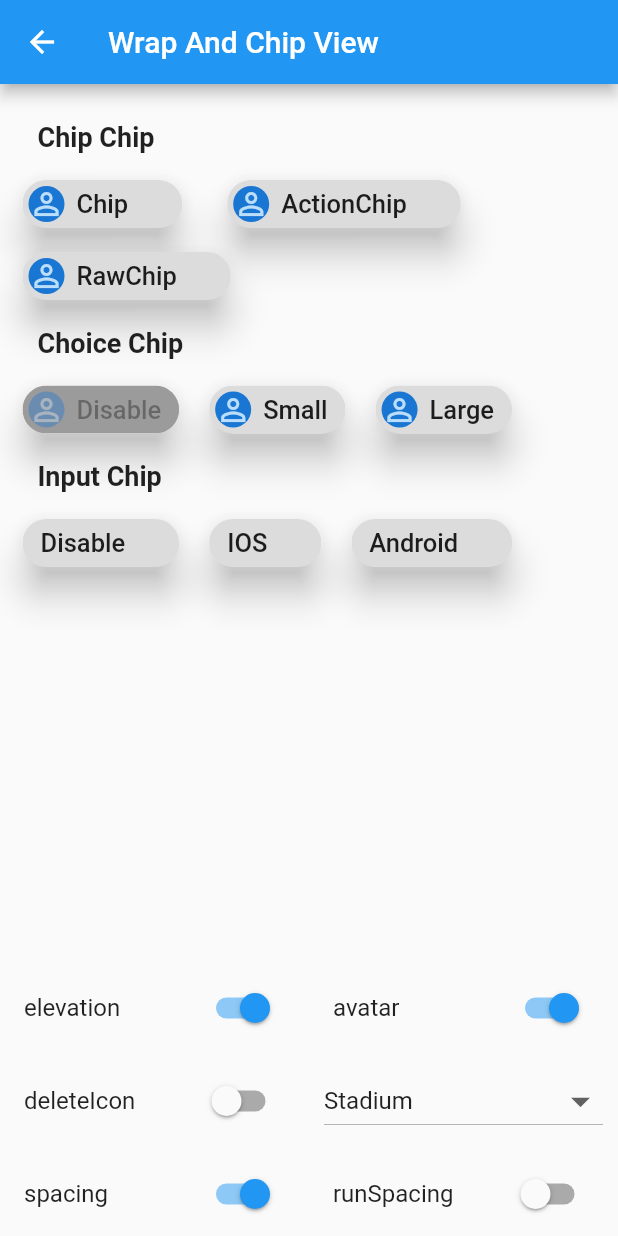
After one commit to luke-nguyen-goldenowl/flutter_widget_app, a Flutter app: the WrapAndChipView screen opened by its route, on a phone screen of 412 x 824 dp. The commit adds this screen. Run offline on Flutter 3.47's test engine with Material 2 defaults, Android fonts, the light colour scheme and no system bars.

Commit message:
Update wrap_and_chip_view.dart

```diff
--- a/lib/main.dart
+++ b/lib/main.dart
@@ -7,7 +7,7 @@ import 'package:flutter_widget_app/screens/list_title.dart';
 import 'package:flutter_widget_app/screens/other_view.dart';
 import 'package:flutter_widget_app/screens/row_and_column.dart';
 import 'package:flutter_widget_app/screens/stack_and_align.dart';
-import 'package:flutter_widget_app/screens/wrap_view.dart';
+import 'package:flutter_widget_app/screens/wrap_and_chip_view.dart';
 
 void main() {
   runApp(const MyApp());
@@ -39,8 +39,8 @@ class MyApp extends StatelessWidget {
                 return const RowAndColumn();
               case StackAndAlign.routeName:
                 return const StackAndAlign();
-              case WrapView.routeName:
-                return const WrapView();
+              case WrapAndChipView.routeName:
+                return const WrapAndChipView();
               case HomePage.routeName:
 
               default:
--- a/lib/screens/home_page.dart
+++ b/lib/screens/home_page.dart
@@ -7,7 +7,7 @@ import 'package:flutter_widget_app/screens/list_title.dart';
 import 'package:flutter_widget_app/screens/other_view.dart';
 import 'package:flutter_widget_app/screens/row_and_column.dart';
 import 'package:flutter_widget_app/screens/stack_and_align.dart';
-import 'package:flutter_widget_app/screens/wrap_view.dart';
+import 'package:flutter_widget_app/screens/wrap_and_chip_view.dart';
 
 class HomePage extends StatelessWidget {
   static const String routeName = '/home-page';
@@ -62,10 +62,10 @@ class HomePage extends StatelessWidget {
             ),
             TextButton(
               onPressed: () {
-                Navigator.pushNamed(context, WrapView.routeName);
+                Navigator.pushNamed(context, WrapAndChipView.routeName);
               },
               child: const Text(
-                'Wrap View',
+                'Wrap And Chip View',
                 style: TextStyle(
                   fontSize: 25,
                 ),
--- /dev/null
+++ b/lib/screens/wrap_and_chip_view.dart
@@ -0,0 +1,278 @@
+import 'dart:ui';
+import 'package:flutter/material.dart';
+
+class WrapAndChipView extends StatefulWidget {
+  static const String routeName = '/wrap-and-chip-view';
+
+  const WrapAndChipView({Key? key}) : super(key: key);
+
+  @override
+  State createState() => WrapAndChipViewState();
+}
+
+class WrapAndChipViewState extends State<WrapAndChipView> {
+  bool _selectedSmall = false;
+  bool _selectedLarge = false;
+  bool _slctAndroid = false;
+  bool _slctIOS = false;
+  Map<String, OutlinedBorder> mapShape = {
+    'Stadium': const StadiumBorder(),
+    'Rectangle': const RoundedRectangleBorder()
+  };
+  String _myShape = 'Stadium';
+  bool _showDeleteIcon = false;
+  bool _showEvelation = true;
+  bool _showAvatar = true;
+  bool _spacing = true;
+  bool _runSpacing = false;
+
+  @override
+  Widget build(BuildContext context) {
+    return Scaffold(
+      appBar: AppBar(
+        title: const Text('Wrap And Chip View'),
+      ),
+      body: SingleChildScrollView(
+        padding: const EdgeInsets.all(15),
+        child: Column(
+          crossAxisAlignment: CrossAxisAlignment.start,
+          children: [
+            _myTitle('Chip Chip'),
+            Wrap(
+              spacing: _spacing ? 30 : 0,
+              runSpacing: _runSpacing ? 10 : 0,
+              children: [
+                _myChip('Chip'),
+                _myChip('ActionChip'),
+                _myChip('RawChip'),
+              ],
+            ),
+            _myTitle('Choice Chip'),
+            Wrap(
+              spacing: _spacing ? 20 : 0,
+              runSpacing: _runSpacing ? 10 : 0,
+              children: [
+                _myChoiceChip('Disable', false),
+                _myChoiceChip(
+                  'Small',
+                  _selectedSmall,
+                  onSelected: (val) {
+                    setState(() {
+                      _selectedSmall = val;
+                    });
+                  },
+                ),
+                _myChoiceChip(
+                  'Large',
+                  _selectedLarge,
+                  onSelected: (val) {
+                    setState(() {
+                      _selectedLarge = val;
+                    });
+                  },
+                ),
+              ],
+            ),
+            _myTitle('Input Chip'),
+            Wrap(
+              spacing: _spacing ? 20 : 0,
+              runSpacing: _runSpacing ? 10 : 0,
+              children: [
+                _myInputChip('Disable', false),
+                _myInputChip(
+                  'IOS',
+                  _slctIOS,
+                  onSelected: (val) {
+                    setState(() {
+                      _slctIOS = val;
+                    });
+                  },
+                ),
+                _myInputChip(
+                  'Android',
+                  _slctAndroid,
+                  onSelected: (val) {
+                    setState(() {
+                      _slctAndroid = val;
+                    });
+                  },
+                ),
+              ],
+            ),
+          ],
+        ),
+      ),
+      bottomNavigationBar: Wrap(
+        children: [
+          Row(
+            children: [
+              Expanded(
+                child: SwitchListTile(
+                  title: const Text('elevation'),
+                  value: _showEvelation,
+                  onChanged: (val) {
+                    setState(() {
+                      _showEvelation = val;
+                    });
+                  },
+                ),
+              ),
+              Expanded(
+                child: SwitchListTile(
+                  title: const Text('avatar'),
+                  value: _showAvatar,
+                  onChanged: (val) {
+                    setState(() {
+                      _showAvatar = val;
+                    });
+                  },
+                ),
+              ),
+            ],
+          ),
+          Row(
+            children: [
+              Expanded(
+                child: SwitchListTile(
+                  title: const Text('deleteIcon'),
+                  value: _showDeleteIcon,
+                  onChanged: (val) {
+                    setState(() {
+                      _showDeleteIcon = val;
+                    });
+                  },
+                ),
+              ),
+              Expanded(
+                child: Padding(
+                  padding: const EdgeInsets.all(10),
+                  child: DropdownButton(
+                    borderRadius: BorderRadius.circular(10),
+                    isExpanded: true,
+                    underline: Container(
+                      height: 0.5,
+                      color: Colors.grey,
+                    ),
+                    value: _myShape,
+                    icon: const Icon(Icons.arrow_drop_down),
+                    iconSize: 30,
+                    elevation: 100,
+                    onChanged: (String? newvalue) {
+                      setState(() {
+                        _myShape = newvalue!;
+                      });
+                    },
+                    items: ['Stadium', 'Rectangle'].map((String value) {
+                      return DropdownMenuItem<String>(
+                        value: value,
+                        child: Text(value),
+                      );
+                    }).toList(),
+                  ),
+                ),
+              ),
+            ],
+          ),
+          Row(
+            children: [
+              Expanded(
+                child: SwitchListTile(
+                  title: const Text('spacing'),
+                  value: _spacing,
+                  onChanged: (val) {
+                    setState(() {
+                      _spacing = val;
+                    });
+                  },
+                ),
+              ),
+              Expanded(
+                child: SwitchListTile(
+                  title: const Text('runSpacing'),
+                  value: _runSpacing,
+                  onChanged: (val) {
+                    setState(() {
+                      _runSpacing = val;
+                    });
+                  },
+                ),
+              ),
+            ],
+          ),
+        ],
+      ),
+    );
+  }
+
+  Widget _myTitle(String title) {
+    return Padding(
+      padding: const EdgeInsets.all(10.0),
+      child: Text(
+        title,
+        style: const TextStyle(
+          fontSize: 18,
+          fontWeight: FontWeight.bold,
+        ),
+      ),
+    );
+  }
+
+  Widget _myChip(String name) {
+    return Chip(
+      label: Text(
+        name,
+        style: const TextStyle(
+          fontSize: 17,
+        ),
+      ),
+      avatar: _showAvatar
+          ? CircleAvatar(
+              backgroundColor: Colors.blue[700],
+              child: const Icon(Icons.person_outline),
+            )
+          : null,
+      shape: mapShape[_myShape],
+      elevation: _showEvelation ? 10 : 0,
+      deleteIcon: _showDeleteIcon ? const Icon(Icons.cancel) : const Icon(null),
+      onDeleted: () {},
+    );
+  }
+
+  Widget _myChoiceChip(String name, bool value, {onSelected}) {
+    return ChoiceChip(
+      avatar: _showAvatar
+          ? CircleAvatar(
+              backgroundColor: Colors.blue[700],
+              child: const Icon(Icons.person_outline),
+            )
+          : null,
+      label: Text(
+        name,
+        style: const TextStyle(
+          fontSize: 17,
+        ),
+      ),
+      selected: value,
+      onSelected: onSelected,
+      shape: mapShape[_myShape],
+      elevation: _showEvelation ? 10 : 0,
+    );
+  }
+
+  Widget _myInputChip(String name, bool value, {onSelected}) {
+    return InputChip(
+      label: Text(
+        name,
+        style: const TextStyle(
+          fontSize: 17,
+        ),
+      ),
+      selected: value,
+      onSelected: onSelected,
+      shape: mapShape[_myShape],
+      elevation: _showEvelation ? 10 : 0,
+      deleteIcon: _showDeleteIcon ? const Icon(Icons.cancel) : const Icon(null),
+      onDeleted: () {},
+    );
+  }
+}
--- a/lib/screens/wrap_view.dart
+++ /dev/null
@@ -1,17 +0,0 @@
-import 'package:flutter/material.dart';
-
-class WrapView extends StatelessWidget {
-  static const String routeName = '/wrap-view';
-
-  const WrapView({Key? key}) : super(key: key);
-
-  @override
-  Widget build(BuildContext context) {
-    return Scaffold(
-      appBar: AppBar(
-        title: const Text('Wrap View'),
-      ),
-      body: Container(),
-    );
-  }
-}
```
